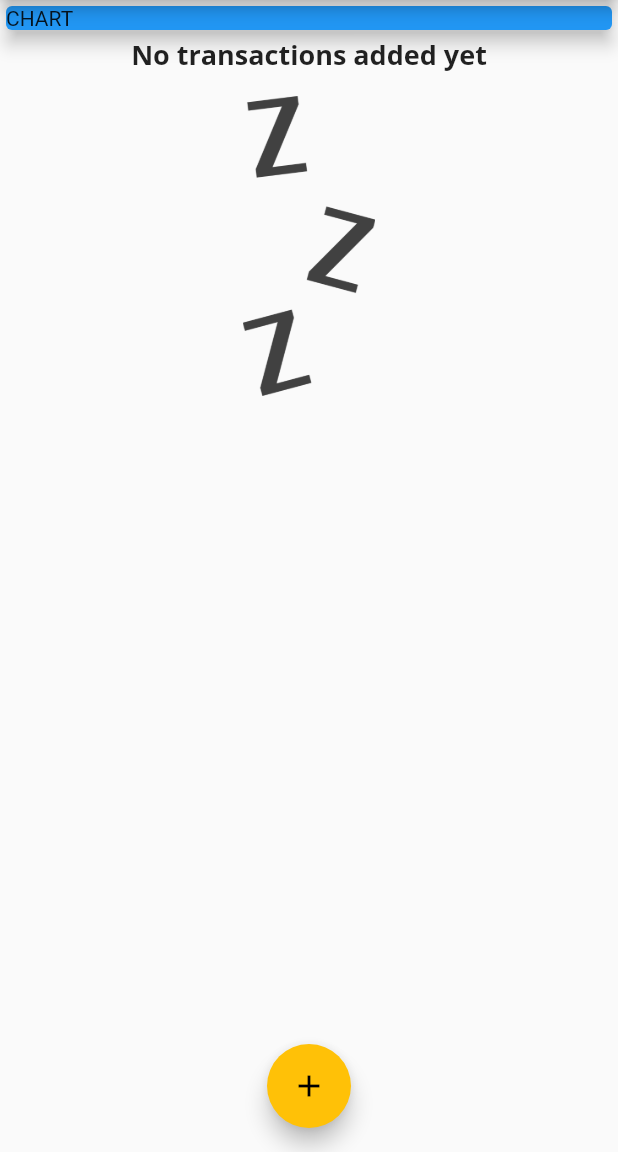
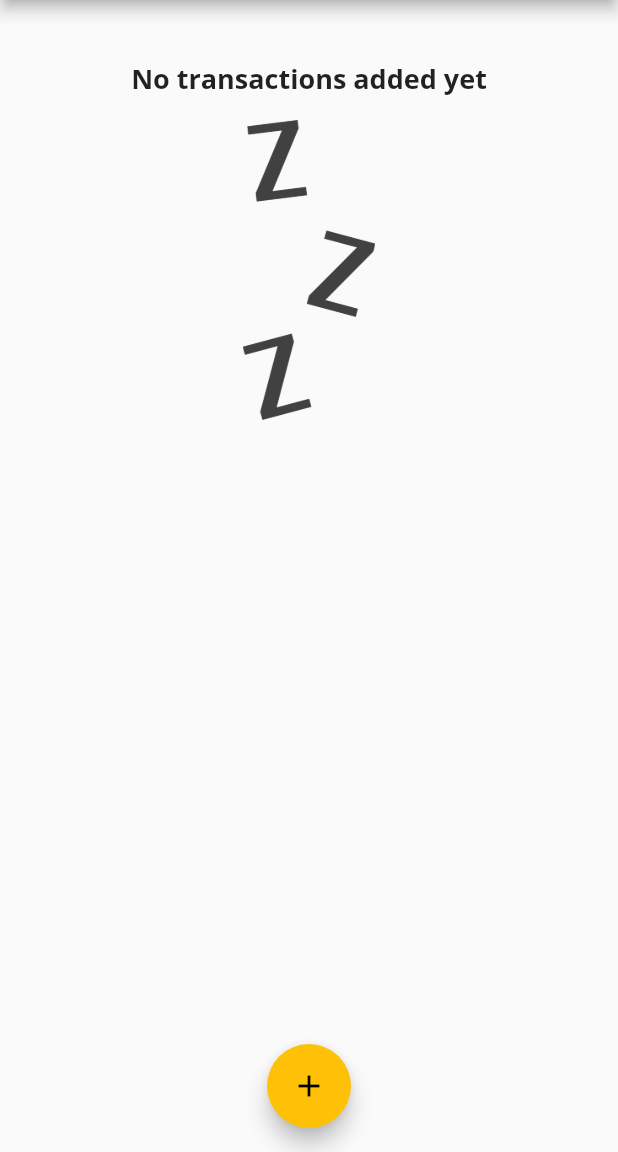
Before and after one commit to JPJFerreira/flutter_personal_expenses, a Flutter app: the screen it shows after launch, on a phone screen of 412 x 824 dp, the part 84-1236 px from its top. Run offline on Flutter 3.47's test engine with Material 2 defaults, Android fonts, the phone set to English and light mode, and no system bars.

```diff
--- a/lib/main.dart
+++ b/lib/main.dart
@@ -4,6 +4,7 @@ import 'package:intl/intl.dart';
 import 'models/transaction.dart';
 import 'widgets/new_transaction.dart';
 import 'widgets/transaction_list.dart';
+import 'widgets/chart.dart';
 
 void main() => runApp(MyApp());
 
@@ -70,6 +71,16 @@ class _MyHomePageState extends State<MyHomePage> {
     // ),
   ];
 
+  List<Transaction> get _recentTransactions {
+    return _userTransactions.where((tx) {
+      return tx.date.isAfter(
+        DateTime.now().subtract(
+          Duration(days: 7),
+        ),
+      );
+    }).toList();
+  }
+
   void _addNewTransaction(String txTitle, double txAmount) {
     final newTx = Transaction(
       title: txTitle,
@@ -113,14 +124,7 @@ class _MyHomePageState extends State<MyHomePage> {
             mainAxisAlignment: MainAxisAlignment.start,
             crossAxisAlignment: CrossAxisAlignment.stretch,
             children: [
-              Container(
-                width: double.infinity,
-                child: Card(
-                  color: Colors.blue,
-                  child: Text('CHART'),
-                  elevation: 5,
-                ),
-              ),
+              Chart(_recentTransactions),
               TransactionList(_userTransactions),
             ]),
       ),
--- /dev/null
+++ b/lib/widgets/chart.dart
@@ -0,0 +1,45 @@
+import 'package:flutter/material.dart';
+import 'package:intl/intl.dart';
+
+import '../models/transaction.dart';
+
+class Chart extends StatelessWidget {
+  final List<Transaction> recentTransactions;
+
+  Chart(this.recentTransactions);
+
+  List<Map<String, Object>> get groupedTransactionValues {
+    return List.generate(7, (index) {
+      final weekDay = DateTime.now().subtract(
+        Duration(days: index),
+      );
+
+      var totalSum = 0.0;
+      for (var i = 0; i < recentTransactions.length; i++) {
+        if (recentTransactions[i].date.day == weekDay.day &&
+            recentTransactions[i].date.month == weekDay.month &&
+            recentTransactions[i].date.year == weekDay.year) {
+          totalSum += recentTransactions[i].amount;
+        }
+      }
+
+      print(totalSum);
+      print(DateFormat.E().format(weekDay));
+
+      return {
+        'day': DateFormat.E().format(weekDay).substring(0, 1),
+        'amount': totalSum,
+      };
+    });
+  }
+
+  @override
+  Widget build(BuildContext context) {
+    print(groupedTransactionValues);
+    return Card(
+      elevation: 6,
+      margin: EdgeInsets.all(20),
+      child: Row(),
+    );
+  }
+}
```
